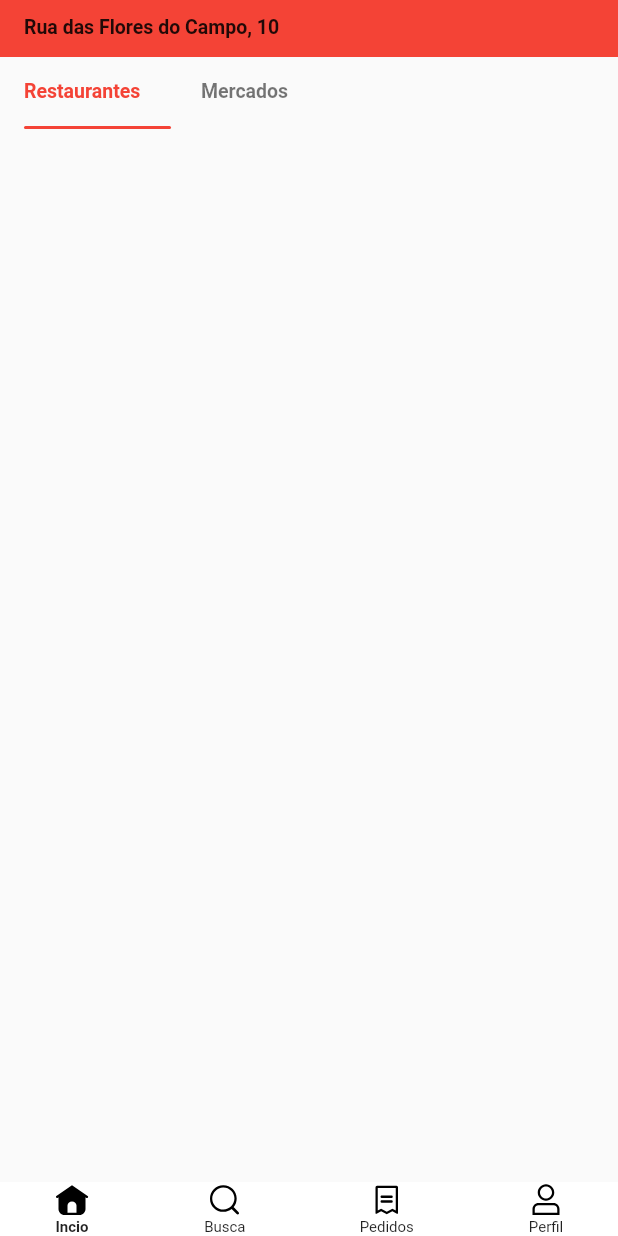
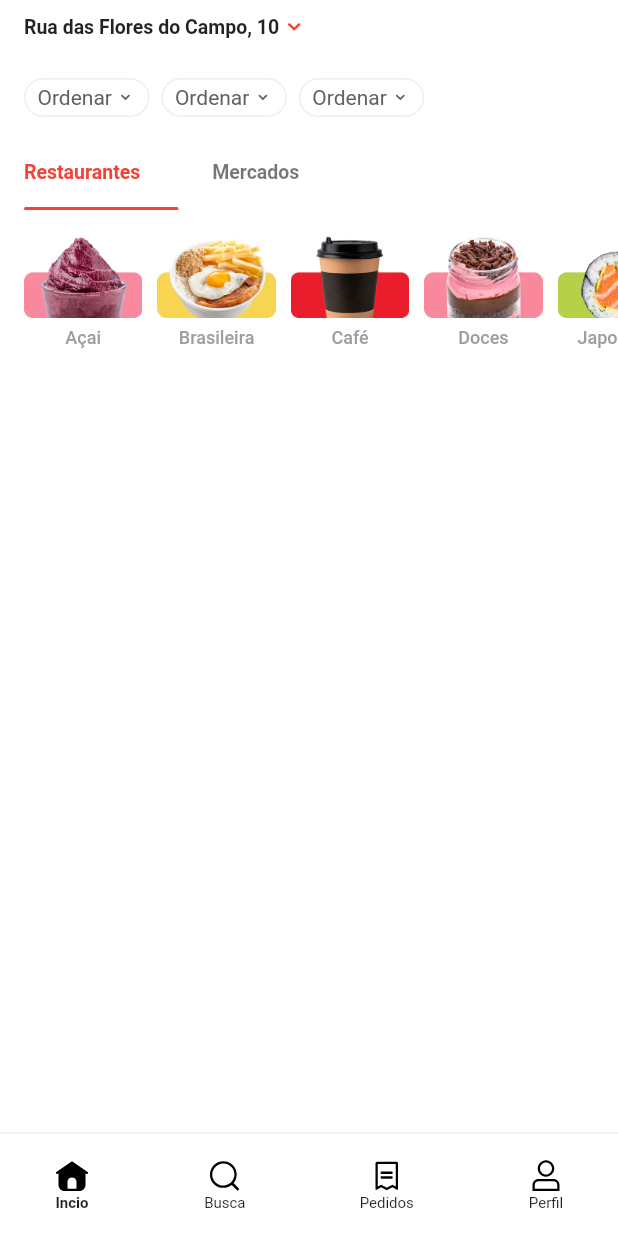
Before and after one commit to VictorMoreira98/ifoof-clone-flutter, a Flutter app: the screen it shows after launch, on a phone screen of 412 x 824 dp. Run offline on Flutter 3.47's test engine with Material 2 defaults, Android fonts, the phone set to English and light mode, and no system bars; our stand-ins replace flutter_svg, tab_indicator_styler; Roboto replaces fonts that are missing (Nunito-Sans).

Commit message:
feat: Creating Filter Components

```diff
--- /dev/null
+++ b/ifood/lib/controllers/content_controller.dart
@@ -0,0 +1,23 @@
+import 'package:ifood/core/theme/app_images.dart';
+import 'package:ifood/models/category.dart';
+
+class ContentController {
+  List<Category> getCategory() {
+    return [
+      Category(name: 'Açai', picture: AppImages.acai),
+      Category(name: 'Brasileira', picture: AppImages.brasileira),
+      Category(name: 'Café', picture: AppImages.cafe),
+      Category(name: 'Doces', picture: AppImages.doces),
+      Category(name: 'Japonêsa', picture: AppImages.japones),
+      Category(name: 'Lanches', picture: AppImages.lanches),
+      Category(name: 'Marmita', picture: AppImages.marmita),
+      Category(name: 'Mercado', picture: AppImages.mercado),
+      Category(name: 'Padaria', picture: AppImages.padaria),
+      Category(name: 'Pizza', picture: AppImages.pizza),
+      Category(name: 'Promoções', picture: AppImages.promocoes),
+      Category(name: 'Saudável', picture: AppImages.saudavel),
+      Category(name: 'Vegetariano', picture: AppImages.vegetariano),
+      Category(name: 'Vale Refeição', picture: AppImages.vr),
+    ];
+  }
+}
--- a/ifood/lib/core/theme/app_colors.dart
+++ b/ifood/lib/core/theme/app_colors.dart
@@ -5,6 +5,13 @@ class AppColors {
   static const Color black = Colors.black;
   static const Color black54 = Colors.black54;
   static const Color white = Colors.white;
+  static const Color grey = Colors.grey;
+  static  Color grey30 = Colors.grey[300];
+  static  Color grey7 = Colors.grey[700];
+  static  Color grey2 = Colors.grey[200];
+
+
+
 
 
 }
--- /dev/null
+++ b/ifood/lib/core/theme/app_images.dart
@@ -0,0 +1,18 @@
+const String pathImages = "assets/images/";
+
+class AppImages {
+  static const acai = '${pathImages}categorys/acai.jpg';
+  static const brasileira = '${pathImages}categorys/brasileira.jpg';
+  static const cafe = '${pathImages}categorys/cafe.jpg';
+  static const doces = '${pathImages}categorys/doces.jpg';
+  static const japones = '${pathImages}categorys/japones.jpg';
+  static const lanches = '${pathImages}categorys/lanches.jpg';
+  static const marmita = '${pathImages}categorys/marmita.jpg';
+  static const mercado = '${pathImages}categorys/mercado.jpg';
+  static const padaria = '${pathImages}categorys/padaria.jpg';
+  static const pizza = '${pathImages}categorys/pizza.jpg';
+  static const promocoes = '${pathImages}categorys/promocoes.jpg';
+  static const saudavel = '${pathImages}categorys/saudavel.jpg';
+  static const vegetariano = '${pathImages}categorys/vegetariano.jpg';
+  static const vr = '${pathImages}categorys/vr.jpg';
+}
--- a/ifood/lib/core/theme/app_typography.dart
+++ b/ifood/lib/core/theme/app_typography.dart
@@ -4,6 +4,10 @@ import 'package:ifood/core/theme/app_colors.dart';
 class AppTypography {
   static TextStyle bodyText(BuildContext context) {
     return Theme.of(context).textTheme.bodyText1;
+  }
+
+  static TextStyle small(BuildContext context) {
+    return Theme.of(context).textTheme.bodyText1.copyWith(fontSize: 12);
   }
 
   static TextStyle bodyTextBold(BuildContext context) {
@@ -20,6 +24,13 @@ class AppTypography {
         fontSize: 13);
   }
 
+  static TextStyle filterItemStyle(BuildContext context) {
+    return Theme.of(context).textTheme.bodyText1.copyWith(
+        color: AppColors.primaryColor,
+        fontWeight: FontWeight.normal,
+        fontSize: 14);
+  }
+
   static TextStyle localTextsStyle(BuildContext context) {
     return Theme.of(context)
         .textTheme
--- /dev/null
+++ b/ifood/lib/models/category.dart
@@ -0,0 +1,56 @@
+import 'dart:convert';
+
+import 'package:flutter/material.dart';
+
+class Category {
+  final String name;
+  final String picture;
+  Category({
+    @required this.name,
+    @required this.picture,
+  });
+
+
+  Category copyWith({
+    String name,
+    String picture,
+  }) {
+    return Category(
+      name: name ?? this.name,
+      picture: picture ?? this.picture,
+    );
+  }
+
+  Map<String, dynamic> toMap() {
+    return {
+      'name': name,
+      'picture': picture,
+    };
+  }
+
+  factory Category.fromMap(Map<String, dynamic> map) {
+    return Category(
+      name: map['name'],
+      picture: map['picture'],
+    );
+  }
+
+  String toJson() => json.encode(toMap());
+
+  factory Category.fromJson(String source) => Category.fromMap(json.decode(source));
+
+  @override
+  String toString() => 'Category(name: $name, picture: $picture)';
+
+  @override
+  bool operator ==(Object other) {
+    if (identical(this, other)) return true;
+
+    return other is Category &&
+      other.name == name &&
+      other.picture == picture;
+  }
+
+  @override
+  int get hashCode => name.hashCode ^ picture.hashCode;
+}
--- a/ifood/lib/views/content/components/bottom_navigator_component.dart
+++ b/ifood/lib/views/content/components/bottom_navigator_component.dart
@@ -17,8 +17,12 @@ class BottomNavigatorComponet extends StatelessWidget {
       decoration: BoxDecoration(color: AppColors.white),
       child: Column(
         children: [
+          Container(
+            height: 1,
+            color: AppColors.grey2,
+          ),
           Padding(
-            padding: const EdgeInsets.symmetric(horizontal: 24),
+            padding: const EdgeInsets.symmetric(horizontal: 24, vertical: 16),
             child: Row(
               mainAxisAlignment: MainAxisAlignment.spaceBetween,
               children: items
@@ -28,7 +32,6 @@ class BottomNavigatorComponet extends StatelessWidget {
                   .toList(),
             ),
           ),
-
         ],
       ),
     );
--- /dev/null
+++ b/ifood/lib/views/content/components/category_item_component.dart
@@ -0,0 +1,26 @@
+import 'package:flutter/material.dart';
+import 'package:ifood/core/theme/app_colors.dart';
+import 'package:ifood/core/theme/app_images.dart';
+import 'package:ifood/core/theme/app_typography.dart';
+import 'package:ifood/models/category.dart';
+
+class CategoryItemComponent extends StatelessWidget {
+  final Category category;
+
+  const CategoryItemComponent({Key key, this.category}) : super(key: key);
+
+
+  @override
+  Widget build(BuildContext context) {
+    return Column(
+      mainAxisSize: MainAxisSize.min,
+      children: [
+        Image.asset(category.picture, height: 60,),
+        Padding(
+          padding: const EdgeInsets.only(top: 6.0),
+          child: Text(category?.name ?? '', style: AppTypography.small(context).copyWith(color: AppColors.grey),),
+        )
+      ],
+    );
+  }
+}
--- a/ifood/lib/views/content/components/content_tab_bar_componet.dart
+++ b/ifood/lib/views/content/components/content_tab_bar_componet.dart
@@ -25,8 +25,10 @@ class _ContentTabBarComponenteDelegate extends SliverPersistentHeaderDelegate {
   @override
   Widget build(
       BuildContext context, double shrinkOffset, bool overlapsContent) {
+    var width = MediaQuery.of(context).size.width;
+
     return Padding(
-      padding: const EdgeInsets.only(left: 16, right: 200),
+      padding: EdgeInsets.only(left: 16, right: (width / 2) - 16),
       child: TabBar(
           onTap: onTap,
           labelColor: AppColors.primaryColor,
--- /dev/null
+++ b/ifood/lib/views/content/components/filter_components.dart
@@ -0,0 +1,104 @@
+import 'package:flutter/material.dart';
+import 'package:ifood/core/theme/app_colors.dart';
+import 'package:ifood/core/theme/app_icons.dart';
+import 'package:ifood/core/theme/app_typography.dart';
+
+class FiltersComponent extends StatelessWidget {
+  const FiltersComponent({Key key}) : super(key: key);
+
+  @override
+  Widget build(BuildContext context) {
+    return SliverPersistentHeader(
+      pinned: true,
+      delegate: _FiltersComponentDelegate(),
+    );
+  }
+}
+
+class _FiltersComponentDelegate extends SliverPersistentHeaderDelegate {
+  _FiltersComponentDelegate();
+  @override
+  Widget build(
+      BuildContext context, double shrinkOffset, bool overlapsContent) {
+    return Container(
+      color: AppColors.white,
+      height: 54,
+      child: ListView(
+        physics: BouncingScrollPhysics(),
+        scrollDirection: Axis.horizontal,
+        children: [
+          SizedBox(
+            width: 16,
+          ),
+          FilterItemComponent(
+            label: "Ordenar",
+            icon: AppIcons.arrowDown,
+          ),
+          FilterItemComponent(
+            label: "Ordenar",
+            icon: AppIcons.arrowDown,
+          ),
+          FilterItemComponent(
+            label: "Ordenar",
+            icon: AppIcons.arrowDown,
+          ),
+          SizedBox(
+            width: 16,
+          ),
+        ],
+      ),
+    );
+  }
+
+  @override
+  double get maxExtent => 54;
+
+  @override
+  double get minExtent => 54;
+
+  @override
+  bool shouldRebuild(covariant SliverPersistentHeaderDelegate oldDelegate) {
+    return false;
+  }
+}
+
+class FilterItemComponent extends StatelessWidget {
+  final String label;
+  final String icon;
+
+  const FilterItemComponent({Key key, this.label, this.icon}) : super(key: key);
+
+  @override
+  Widget build(BuildContext context) {
+    return Padding(
+      padding: const EdgeInsets.only(top: 14, bottom: 14, right: 8),
+      child: Container(
+        decoration: BoxDecoration(
+            borderRadius: BorderRadius.circular(32),
+            color: AppColors.white,
+            border: Border.all(color: AppColors.grey2)),
+        child: Padding(
+          padding: const EdgeInsets.symmetric(horizontal: 8.0),
+          child: Row(
+            children: [
+              Text(
+                label,
+                style: AppTypography.filterItemStyle(context)
+                    .copyWith(color: AppColors.grey7),
+              ),
+              if (icon != null)
+                Padding(
+                  padding: const EdgeInsets.only(left: 2.0),
+                  child: AppIcon(
+                    icon,
+                    size: Size(14, 14),
+                    color: AppColors.grey7,
+                  ),
+                )
+            ],
+          ),
+        ),
+      ),
+    );
+  }
+}
--- a/ifood/lib/views/content/components/header_local_component.dart
+++ b/ifood/lib/views/content/components/header_local_component.dart
@@ -21,7 +21,7 @@ class _HeaderLocationComponentDelegate extends SliverPersistentHeaderDelegate {
   @override
   Widget build(BuildContext context, double shrinkOffset, bool overlapsContent) {
     return Container(
-      color: Colors.red,
+      color: Colors.white,
       child: Column(
         children: [
           SizedBox(
--- a/ifood/lib/views/content/content_page.dart
+++ b/ifood/lib/views/content/content_page.dart
@@ -1,8 +1,13 @@
 import 'package:flutter/material.dart';
+import 'package:ifood/controllers/content_controller.dart';
+import 'package:ifood/core/theme/app_colors.dart';
 import 'package:ifood/core/theme/app_icons.dart';
+import 'package:ifood/models/category.dart';
 import 'package:ifood/views/content/components/bottom_navigator_component.dart';
+import 'package:ifood/views/content/components/category_item_component.dart';
 
 import 'package:ifood/views/content/components/content_tab_bar_componet.dart';
+import 'package:ifood/views/content/components/filter_components.dart';
 import 'package:ifood/views/content/components/header_local_component.dart';
 
 class ContentPage extends StatefulWidget {
@@ -13,9 +18,12 @@ class ContentPage extends StatefulWidget {
 class _ContentPageState extends State<ContentPage>
     with SingleTickerProviderStateMixin {
   TabController tabController;
+  final controller = ContentController();
+  List<Category> categorys;
   @override
   void initState() {
     tabController = TabController(length: 2, vsync: this);
+    categorys = controller.getCategory();
     super.initState();
   }
 
@@ -24,6 +32,7 @@ class _ContentPageState extends State<ContentPage>
   @override
   Widget build(BuildContext context) {
     return Scaffold(
+      backgroundColor: AppColors.white,
         body: SafeArea(
       child: NestedScrollView(
         physics: BouncingScrollPhysics(),
@@ -32,6 +41,7 @@ class _ContentPageState extends State<ContentPage>
             HeaderLocationComponent(
               location: 'Rua das Flores do Campo, 10',
             ),
+            FiltersComponent(),
             ContentTabBarComponent(
               controller: tabController,
               onTap: (index) {},
@@ -41,8 +51,35 @@ class _ContentPageState extends State<ContentPage>
         body: Column(
           children: [
             Expanded(
-                child: CustomScrollView(
-              physics: BouncingScrollPhysics(),
+                child: RefreshIndicator(
+              onRefresh: () async {
+                return await Future.value();
+              },
+              child: CustomScrollView(
+                physics: BouncingScrollPhysics(),
+                slivers: [
+                  SliverToBoxAdapter(
+                    child: SizedBox(
+                      height: 86,
+                      child: ListView.builder(
+                        itemCount: categorys.length,
+                        scrollDirection: Axis.horizontal,
+                        physics: BouncingScrollPhysics(),
+                        itemBuilder: (BuildContext context, int index) {
+                          return Padding(
+                            padding: EdgeInsets.only(
+                                left: index == 0 ? 16 : 0,
+                                right: index == categorys.length - 1 ? 16 : 10),
+                            child: CategoryItemComponent(
+                              category: categorys[index],
+                            ),
+                          );
+                        },
+                      ),
+                    ),
+                  )
+                ],
+              ),
             )),
             BottomNavigatorComponet(
               onTap: (index) {
```
